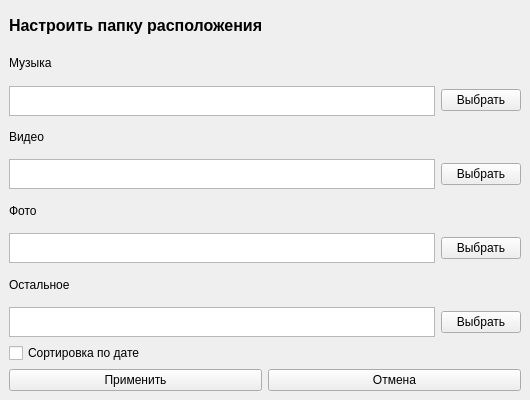
Above: ui/folderselect.ui from USATU-Project/DesktopHelper before the change. Below: the same form after it.
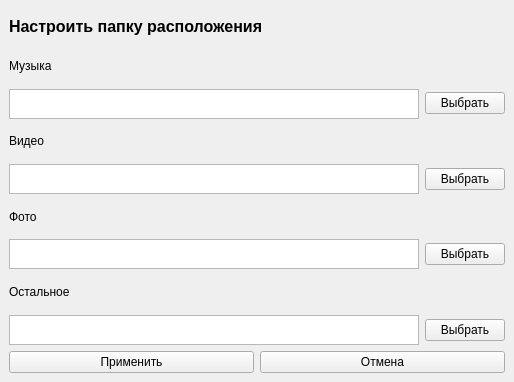
That is the form after the change.

Commit message: delete chekbox

The edit to the form file:
```diff
--- a/ui/folderselect.ui
+++ b/ui/folderselect.ui
@@ -6,8 +6,8 @@
    <rect>
     <x>0</x>
     <y>0</y>
-    <width>530</width>
-    <height>400</height>
+    <width>514</width>
+    <height>382</height>
    </rect>
   </property>
   <property name="windowTitle">
@@ -191,18 +191,6 @@
       </item>
      </layout>
     </item>
-    <item>
-     <widget class="QCheckBox" name="date_sort">
-      <property name="font">
-       <font>
-        <family>Helvetica</family>
-       </font>
-      </property>
-      <property name="text">
-       <string>Сортировка по дате</string>
-      </property>
-     </widget>
-    </item>
     <item>
      <layout class="QHBoxLayout" name="horizontalLayout_5">
       <item>
```
